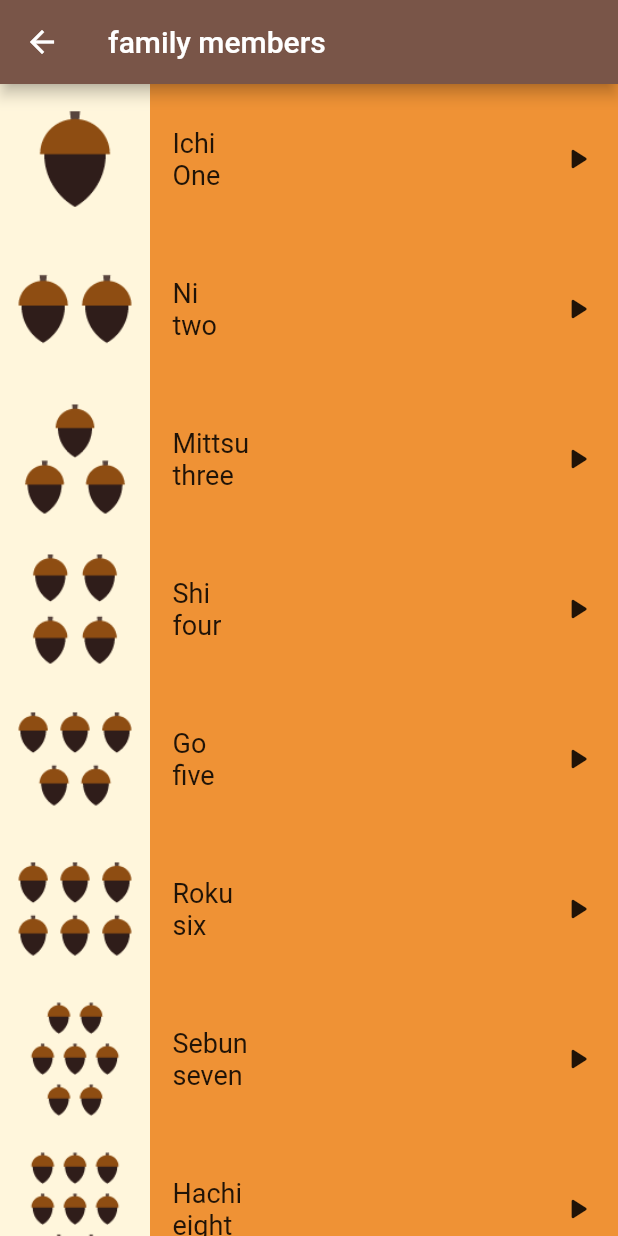
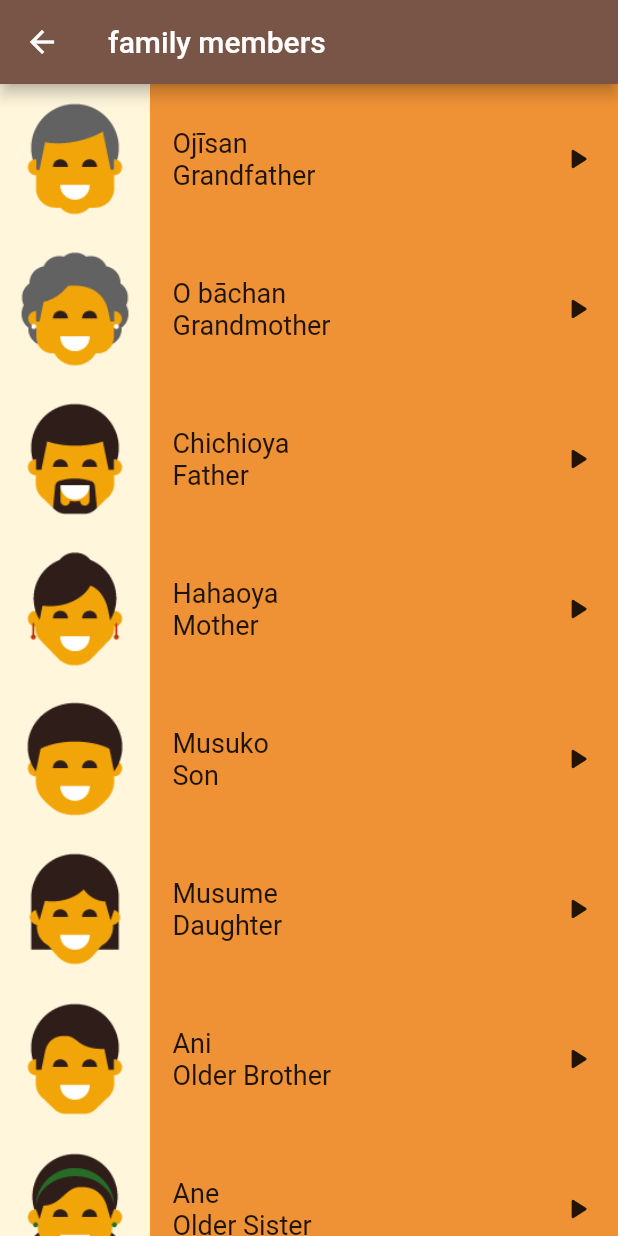
Before and after one commit to doaamhmd1012001/Language-Learning-app, a Flutter app: the FamilyMembers screen opened directly, on a phone screen of 412 x 824 dp. Run offline on Flutter 3.47's test engine with Material 2 defaults, Android fonts, the phone set to English and light mode, and no system bars; our stand-ins replace audioplayers.

Commit message:
Adding Family Member

```diff
--- a/lib/Screens/family_members.dart
+++ b/lib/Screens/family_members.dart
@@ -24,15 +24,15 @@ class FamilyMembers extends StatelessWidget {
               children: [
                 Container(
                   color: Color(0xffFFF6DC),
-                  child: Image.asset('assets/images/numbers/number_one.png')),
+                  child: Image.asset('assets/images/family_members/family_grandfather.png')),
                 Padding(
                   padding: const EdgeInsets.only(left: 15),
                   child: Column(
                     mainAxisAlignment: MainAxisAlignment.center,
                     crossAxisAlignment: CrossAxisAlignment.start,
                     children: [
-                      Text('Ichi',style: TextStyle(fontSize: 18),),
-                      Text('One',style: TextStyle(fontSize: 18),),
+                      Text('Ojīsan',style: TextStyle(fontSize: 18),),
+                      Text('Grandfather',style: TextStyle(fontSize: 18),),
                     ],
                   ),
                 ),
@@ -43,7 +43,7 @@ class FamilyMembers extends StatelessWidget {
                   padding: const EdgeInsets.only(right: 15),
                   child: GestureDetector(
                     onTap: () {
-                      player.play(AssetSource('sounds/numbers/number_one_sound.mp3'));
+                      player.play(AssetSource('sounds/family_members/grandfather.wav'));
                     },
                     child: Icon(
                     Icons.play_arrow_rounded
@@ -61,15 +61,15 @@ class FamilyMembers extends StatelessWidget {
               children: [
                 Container(
                   color: Color(0xffFFF6DC),
-                  child: Image.asset('assets/images/numbers/number_two.png')),
+                  child: Image.asset('assets/images/family_members/family_grandmother.png')),
                 Padding(
                   padding: const EdgeInsets.only(left: 15),
                   child: Column(
                     mainAxisAlignment: MainAxisAlignment.center,
                     crossAxisAlignment: CrossAxisAlignment.start,
                     children: [
-                      Text('Ni',style: TextStyle(fontSize: 18),),
-                      Text('two',style: TextStyle(fontSize: 18),),
+                      Text('O bāchan',style: TextStyle(fontSize: 18),),
+                      Text('Grandmother',style: TextStyle(fontSize: 18),),
                     ],
                   ),
                 ),
@@ -80,7 +80,7 @@ class FamilyMembers extends StatelessWidget {
                   padding: const EdgeInsets.only(right: 15),
                   child: GestureDetector(
                     onTap: () {
-                      player.play(AssetSource('sounds/numbers/number_two_sound.mp3'));
+                      player.play(AssetSource('sounds/family_members/grandmother.wav'));
 
                     },
                     child: Icon(
@@ -99,15 +99,15 @@ class FamilyMembers extends StatelessWidget {
               children: [
                 Container(
                   color: Color(0xffFFF6DC),
-                  child: Image.asset('assets/images/numbers/number_three.png')),
+                  child: Image.asset('assets/images/family_members/family_father.png')),
                 Padding(
                   padding: const EdgeInsets.only(left: 15),
                   child: Column(
                     mainAxisAlignment: MainAxisAlignment.center,
                     crossAxisAlignment: CrossAxisAlignment.start,
                     children: [
-                      Text('Mittsu',style: TextStyle(fontSize: 18),),
-                      Text('three',style: TextStyle(fontSize: 18),),
+                      Text('Chichioya',style: TextStyle(fontSize: 18),),
+                      Text('Father',style: TextStyle(fontSize: 18),),
                     ],
                   ),
                 ),
@@ -118,7 +118,7 @@ class FamilyMembers extends StatelessWidget {
                   padding: const EdgeInsets.only(right: 15),
                   child: GestureDetector(
                     onTap: () {
-                      player.play(AssetSource('sounds/numbers/number_three_sound.mp3'));
+                      player.play(AssetSource('sounds/family_members/father.wav'));
 
                     },
                     child: Icon(
@@ -137,15 +137,15 @@ class FamilyMembers extends StatelessWidget {
               children: [
                 Container(
                   color: Color(0xffFFF6DC),
-                  child: Image.asset('assets/images/numbers/number_four.png')),
+                  child: Image.asset('assets/images/family_members/family_mother.png')),
                 Padding(
                   padding: const EdgeInsets.only(left: 15),
                   child: Column(
                     mainAxisAlignment: MainAxisAlignment.center,
                     crossAxisAlignment: CrossAxisAlignment.start,
                     children: [
-                      Text('Shi',style: TextStyle(fontSize: 18),),
-                      Text('four',style: TextStyle(fontSize: 18),),
+                      Text('Hahaoya',style: TextStyle(fontSize: 18),),
+                      Text('Mother',style: TextStyle(fontSize: 18),),
                     ],
                   ),
                 ),
@@ -156,7 +156,7 @@ class FamilyMembers extends StatelessWidget {
                   padding: const EdgeInsets.only(right: 15),
                   child: GestureDetector(
                     onTap: () {
-                      player.play(AssetSource('sounds/numbers/number_four_sound.mp3'));
+                      player.play(AssetSource('sounds/family_members/mother.wav'));
 
                     },
                     child: Icon(
@@ -175,15 +175,15 @@ class FamilyMembers extends StatelessWidget {
               children: [
                 Container(
                   color: Color(0xffFFF6DC),
-                  child: Image.asset('assets/images/numbers/number_five.png')),
+                  child: Image.asset('assets/images/family_members/family_son.png')),
                 Padding(
                   padding: const EdgeInsets.only(left: 15),
                   child: Column(
                     mainAxisAlignment: MainAxisAlignment.center,
                     crossAxisAlignment: CrossAxisAlignment.start,
                     children: [
-                      Text('Go',style: TextStyle(fontSize: 18),),
-                      Text('five',style: TextStyle(fontSize: 18),),
+                      Text('Musuko',style: TextStyle(fontSize: 18),),
+                      Text('Son',style: TextStyle(fontSize: 18),),
                     ],
                   ),
                 ),
@@ -194,7 +194,7 @@ class FamilyMembers extends StatelessWidget {
                   padding: const EdgeInsets.only(right: 15),
                   child: GestureDetector(
                     onTap: () {
-                      player.play(AssetSource('sounds/numbers/number_five_sound.mp3'));
+                      player.play(AssetSource('sounds/family_members/son.wav'));
 
                     },
                     child: Icon(
@@ -213,15 +213,15 @@ class FamilyMembers extends StatelessWidget {
               children: [
                 Container(
                   color: Color(0xffFFF6DC),
-                  child: Image.asset('assets/images/numbers/number_six.png')),
+                  child: Image.asset('assets/images/family_members/family_daughter.png')),
                 Padding(
                   padding: const EdgeInsets.only(left: 15),
                   child: Column(
                     mainAxisAlignment: MainAxisAlignment.center,
                     crossAxisAlignment: CrossAxisAlignment.start,
                     children: [
-                      Text('Roku',style: TextStyle(fontSize: 18),),
-                      Text('six',style: TextStyle(fontSize: 18),),
+                      Text('Musume',style: TextStyle(fontSize: 18),),
+                      Text('Daughter',style: TextStyle(fontSize: 18),),
                     ],
                   ),
                 ),
@@ -232,7 +232,7 @@ class FamilyMembers extends StatelessWidget {
                   padding: const EdgeInsets.only(right: 15),
                   child: GestureDetector(
                     onTap: () {
-                      player.play(AssetSource('sounds/numbers/number_six_sound.mp3'));
+                      player.play(AssetSource('sounds/family_members/daughter.wav'));
 
                     },
                     child: Icon(
@@ -251,15 +251,15 @@ class FamilyMembers extends StatelessWidget {
               children: [
                 Container(
                   color: Color(0xffFFF6DC),
-                  child: Image.asset('assets/images/numbers/number_seven.png')),
+                  child: Image.asset('assets/images/family_members/family_older_brother.png')),
                 Padding(
                   padding: const EdgeInsets.only(left: 15),
                   child: Column(
                     mainAxisAlignment: MainAxisAlignment.center,
                     crossAxisAlignment: CrossAxisAlignment.start,
                     children: [
-                      Text('Sebun',style: TextStyle(fontSize: 18),),
-                      Text('seven',style: TextStyle(fontSize: 18),),
+                      Text('Ani',style: TextStyle(fontSize: 18),),
+                      Text('Older Brother',style: TextStyle(fontSize: 18),),
                     ],
                   ),
                 ),
@@ -270,7 +270,7 @@ class FamilyMembers extends StatelessWidget {
                   padding: const EdgeInsets.only(right: 15),
                   child: GestureDetector(
                     onTap: () {
-                      player.play(AssetSource('sounds/numbers/number_seven_sound.mp3'));
+                      player.play(AssetSource('sounds/family_members/olderbrother.wav'));
 
                     },
                     child: Icon(
@@ -289,15 +289,15 @@ class FamilyMembers extends StatelessWidget {
               children: [
                 Container(
                   color: Color(0xffFFF6DC),
-                  child: Image.asset('assets/images/numbers/number_eight.png')),
+                  child: Image.asset('assets/images/family_members/family_older_sister.png')),
                 Padding(
                   padding: const EdgeInsets.only(left: 15),
                   child: Column(
                     mainAxisAlignment: MainAxisAlignment.center,
                     crossAxisAlignment: CrossAxisAlignment.start,
                     children: [
-                      Text('Hachi',style: TextStyle(fontSize: 18),),
-                      Text('eight',style: TextStyle(fontSize: 18),),
+                      Text('Ane',style: TextStyle(fontSize: 18),),
+                      Text('Older Sister',style: TextStyle(fontSize: 18),),
                     ],
                   ),
                 ),
@@ -308,7 +308,7 @@ class FamilyMembers extends StatelessWidget {
                   padding: const EdgeInsets.only(right: 15),
                   child: GestureDetector(
                     onTap: () {
-                      player.play(AssetSource('sounds/numbers/number_eight_sound.mp3'));
+                      player.play(AssetSource('sounds/family_members/oldersister.wav'));
 
                     },
                     child: Icon(
@@ -327,15 +327,15 @@ class FamilyMembers extends StatelessWidget {
               children: [
                 Container(
                   color: Color(0xffFFF6DC),
-                  child: Image.asset('assets/images/numbers/number_nine.png')),
+                  child: Image.asset('assets/images/family_members/family_younger_brother.png')),
                 Padding(
                   padding: const EdgeInsets.only(left: 15),
                   child: Column(
                     mainAxisAlignment: MainAxisAlignment.center,
                     crossAxisAlignment: CrossAxisAlignment.start,
                     children: [
-                      Text('Kyū',style: TextStyle(fontSize: 18),),
-                      Text('nine',style: TextStyle(fontSize: 18),),
+                      Text('Otōto',style: TextStyle(fontSize: 18),),
+                      Text('Younger Brother',style: TextStyle(fontSize: 18),),
                     ],
                   ),
                 ),
@@ -346,7 +346,7 @@ class FamilyMembers extends StatelessWidget {
                   padding: const EdgeInsets.only(right: 15),
                   child: GestureDetector(
                     onTap: () {
-                      player.play(AssetSource('sounds/numbers/number_nine_sound.mp3'));
+                      player.play(AssetSource('sounds/family_members/youngerbrother.wav'));
 
                     },
                     child: Icon(
@@ -365,15 +365,15 @@ class FamilyMembers extends StatelessWidget {
               children: [
                 Container(
                   color: Color(0xffFFF6DC),
-                  child: Image.asset('assets/images/numbers/number_ten.png')),
+                  child: Image.asset('assets/images/family_members/family_younger_sister.png')),
                 Padding(
                   padding: const EdgeInsets.only(left: 15),
                   child: Column(
                     mainAxisAlignment: MainAxisAlignment.center,
                     crossAxisAlignment: CrossAxisAlignment.start,
                     children: [
-                      Text('Jū',style: TextStyle(fontSize: 18),),
-                      Text('ten',style: TextStyle(fontSize: 18),),
+                      Text('Imōto',style: TextStyle(fontSize: 18),),
+                      Text('Younger Sister',style: TextStyle(fontSize: 18),),
                     ],
                   ),
                 ),
@@ -384,7 +384,7 @@ class FamilyMembers extends StatelessWidget {
                   padding: const EdgeInsets.only(right: 15),
                   child: GestureDetector(
                     onTap: () {
-                      player.play(AssetSource('sounds/numbers/number_ten_sound.mp3'));
+                      player.play(AssetSource('sounds/family_members/youngersister.wav'));
 
                     },
                     child: Icon(
```
